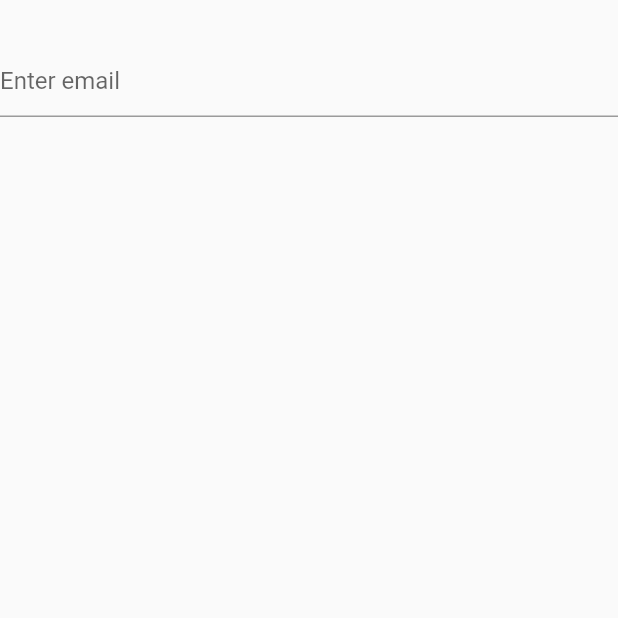
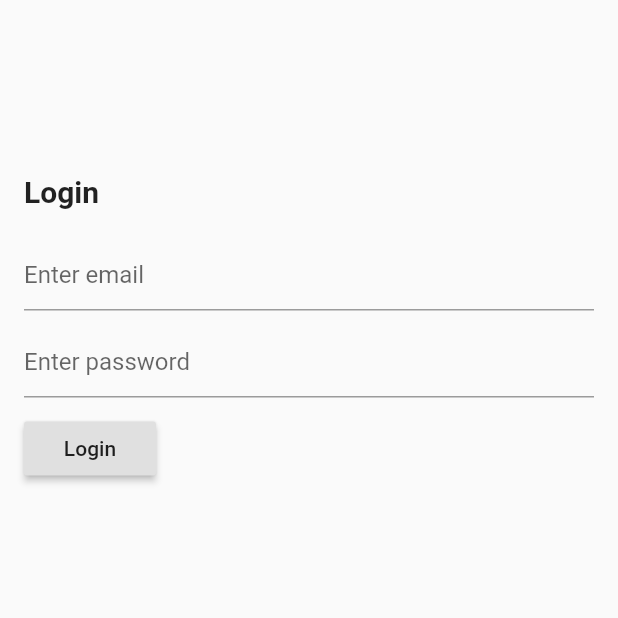
Before and after one commit to ahm3di/car-details-app, a Flutter app: the LoginPage screen opened directly, on a phone screen of 412 x 824 dp, the top half of it. Run offline on Flutter 3.47's test engine with Material 2 defaults, Android fonts, the phone set to English and light mode, and no system bars.

Commit message:
Add text fields for email and password Add login button Update styling

```diff
--- a/lib/login_page.dart
+++ b/lib/login_page.dart
@@ -20,18 +20,41 @@ class _LoginPageState extends State<LoginPage> {
   Widget build(BuildContext context) {
     return Scaffold(
         body: SingleChildScrollView(
+            child: Padding(
+              padding: const EdgeInsets.all(16.0),
               child: Column(
                 crossAxisAlignment: CrossAxisAlignment.start,
                 children: <Widget>[
-                SizedBox(height: 30.0),
+                  SizedBox(height: 100.0),
+                  Text("Login", style: TextStyle(
+                    fontWeight: FontWeight.bold,
+                    fontSize: 20.0
+                  )),
+                  SizedBox(height: 20.0),
                   TextField(
                       controller: _emailController,
                       decoration: InputDecoration(
                           hintText:"Enter email"
                       )
+                  ),
+                  SizedBox(height:10.0),
+                  TextField(
+                      controller: _passwordController,
+                      obscureText: true,
+                      decoration: InputDecoration(
+                          hintText:"Enter password"
+                      )
+                  ),
+                  SizedBox(height: 10.0),
+                  RaisedButton(
+                    child: Text("Login"),
+                    onPressed: (){
+                      print("Login Button Pressed");
+                    },
+                  )
 
-                )
                 ],
+              ),
             )
         )
     );
```
Lines whose indentation alone changed are shown as unchanged.
